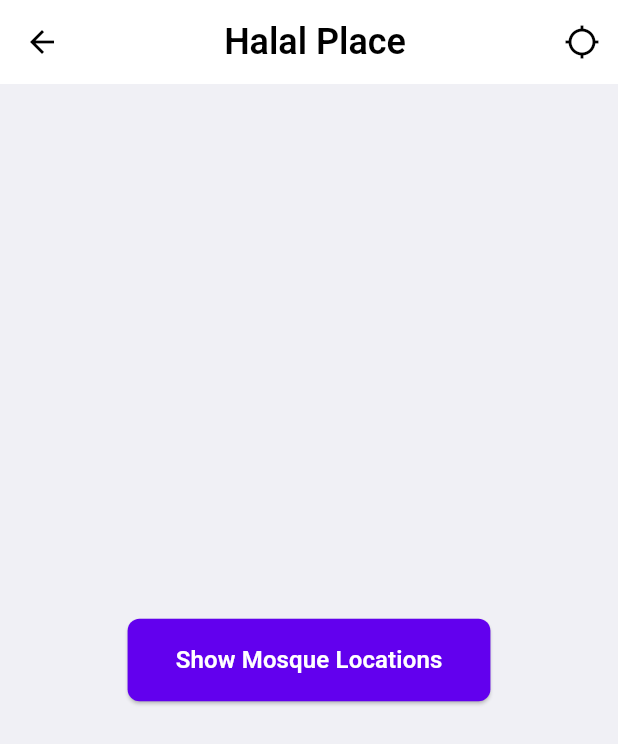
After one commit to moinulislam0/muslim_pro, a Flutter app: the screen it shows after launch, after a tap on "HalalPlace", on a phone screen of 412 x 824 dp. The commit adds this screen. Shown: the top 744 px of the screen. Run offline on Flutter 3.47's test engine with Material 3 defaults, Android fonts, the phone set to English and light mode, and no system bars; our stand-ins replace flutter_svg.

Commit message:
Add HalalPlace screen and integrate into pages
Introduces the HalalPlace feature with a new screen, data model, and UI components for displaying mosque locations. Updates pages.dart to include navigation to the HalalPlace screen via a new button.

```diff
--- /dev/null
+++ b/lib/halal_place/halal_place.dart
@@ -0,0 +1,358 @@
+import 'package:flutter/material.dart';
+import 'package:flutter/services.dart';
+import 'package:flutter_svg/flutter_svg.dart';
+
+// --- Color Constants (Approximated from Image) ---
+class AppColors {
+  // AppBar Background: Darker muted color
+  static const Color appBarBackground = Color(0xFF4A4B55);
+  // AppBar Text/Icon: White or near-white
+  static const Color appBarText = Colors.white;
+  // Main Screen Background: Light grey/off-white
+  static const Color screenBackground = Color(0xFFF0F0F5);
+  // Main Content Card Background: Pure White
+  static const Color cardBackground = Colors.white;
+  // Title Text (Mosque Locations): Dark grey/black
+  static const Color titleText = Color(0xFF333333);
+  // Mosque Name Text: Darker black/purple-ish
+  static const Color mosqueNameText = Color(0xFF3D2B4C);
+  // Location/Distance Icon Color: Muted grey/black
+  static const Color infoIcon = Color(0XFF49545e); // Color(0xFF888888);
+  // Location/Distance Text Color: Slightly lighter than info icon
+  static const Color infoText = Color.fromARGB(255, 51, 61, 70);
+  // Open 24Hours Text/Icon Color: Green
+  static const Color openStatus = Color.fromARGB(255, 50, 161, 120);
+  // Close Now Text/Icon Color: Red
+  static const Color closeStatus = Color(0xFFf63326);
+  // Divider Color: Very light grey
+  static const Color dividerColor = Color(0xFFF4F4F4);
+  // Button Background: A color that fits the theme
+  static const Color buttonBackground = Color(0xFF6200EE);
+}
+
+// --- Data Model (For structure) ---
+class Mosque {
+  final String name;
+  final String location;
+  final String distance;
+  final String status;
+  final bool isClosed;
+
+  Mosque({
+    required this.name,
+    required this.location,
+    required this.distance,
+    required this.status,
+    this.isClosed = false,
+  });
+}
+
+// --- Reusable Widgets ---
+
+/// Custom widget for the icon and text pair (Location, Distance, Status)
+class InfoRowWidget extends StatelessWidget {
+  final String icon;
+  final String text;
+  final Color iconColor;
+  final Color textColor;
+
+  const InfoRowWidget({
+    Key? key,
+    required this.icon,
+    required this.text,
+    required this.iconColor,
+    required this.textColor,
+  }) : super(key: key);
+
+  @override
+  Widget build(BuildContext context) {
+    return Padding(
+      padding: const EdgeInsets.symmetric(vertical: 4.0),
+      child: Row(
+        crossAxisAlignment: CrossAxisAlignment.center,
+        mainAxisAlignment: MainAxisAlignment.spaceAround,
+        children: [
+          SvgPicture.asset(icon, height: 18.0, width: 20, color: iconColor),
+          const SizedBox(width: 12.0),
+          Expanded(
+            child: Text(
+              text,
+              style: TextStyle(
+                fontFamily: 'roboto',
+                fontSize: 15.0, // Approximation
+                color: textColor,
+                fontWeight: FontWeight.w400, // Approximation
+              ),
+            ),
+          ),
+        ],
+      ),
+    );
+  }
+}
+
+/// Widget representing a single Mosque list item
+class MosqueListItem extends StatelessWidget {
+  final Mosque mosque;
+
+  const MosqueListItem({Key? key, required this.mosque}) : super(key: key);
+
+  @override
+  Widget build(BuildContext context) {
+    // Determine status colors
+    final statusIcon = mosque.isClosed
+        ? Icons.access_time_outlined
+        : Icons.access_time;
+    final statusColor = mosque.isClosed
+        ? AppColors.closeStatus
+        : AppColors.openStatus;
+
+    return Padding(
+      padding: const EdgeInsets.symmetric(vertical: 16.0),
+      child: Column(
+        crossAxisAlignment: CrossAxisAlignment.start,
+        children: [
+          // 1. Mosque Name (Title)
+          Text(
+            mosque.name,
+            style: TextStyle(
+              fontSize: 17.0, // Approximation
+              color: Color(0XFF3d4953),
+              fontWeight: FontWeight.w600, // Approximation
+            ),
+          ),
+          const SizedBox(height: 10.0),
+
+          // 2. Location Info
+          InfoRowWidget(
+            icon: 'assets/images/location.svg',
+            text: mosque.location,
+            iconColor: AppColors.infoIcon,
+            textColor: AppColors.infoText,
+          ),
+          const SizedBox(height: 6.0),
+          // 3. Distance Info
+          InfoRowWidget(
+            icon: "assets/images/distance.svg",
+            text: mosque.distance,
+            iconColor: AppColors.infoIcon,
+            textColor: AppColors.infoText,
+          ),
+          const SizedBox(height: 6.0),
+          // 4. Status Info
+          InfoRowWidget(
+            icon: "assets/images/timer_mos.svg",
+            text: mosque.status,
+            iconColor: statusColor,
+            textColor: statusColor,
+          ),
+        ],
+      ),
+    );
+  }
+}
+
+/// Widget for the mosque locations bottom sheet content
+class MosqueLocationsBottomSheet extends StatelessWidget {
+  const MosqueLocationsBottomSheet({super.key});
+
+  @override
+  Widget build(BuildContext context) {
+    // Sample Data based on the image
+    final List<Mosque> mosques = [
+      Mosque(
+        name: 'Baytul Falah Jame Mosque ( বায়তুল ফালাহ্ জামে মসজিদ )',
+        location: 'QC2V+HM4, Dhaka',
+        distance: '100 m',
+        status: 'Open 24Hours',
+      ),
+      Mosque(
+        name: 'Ahmadiyya Mosque, Madartek',
+        location: 'PCXV+MVX, Unnamed Road, Dhaka',
+        distance: '250 m',
+        status: 'Open 24Hours',
+      ),
+      Mosque(
+        name: 'Baytul Jannat Jame Mosque',
+        location: 'PCXR+XW8, Road, Dhaka',
+        distance: '450 m',
+        status: 'Open 24Hours',
+      ),
+      Mosque(
+        name: 'Goran Haji Mosque',
+        location: 'Hazi Mosque, Goran, 425 Chapra Masjid Rd, Dhaka 1219',
+        distance: '1 Km',
+        status: 'Close Now',
+        isClosed: true,
+      ),
+      Mosque(
+        name: 'West Nandi para Al Aqsa Mosque',
+        location:
+            'Banasree Central Mosque, Dhaka 1212, Banasree Central Mosque, Dhaka 1212',
+        distance: '1 Km', // No distance visible for the last one
+        status: 'Close Now',
+        isClosed: true,
+      ),
+    ];
+
+    return Container(
+      height: MediaQuery.of(context).size.height * 0.91,
+      decoration: BoxDecoration(
+        color: AppColors.cardBackground,
+        borderRadius: const BorderRadius.vertical(top: Radius.circular(28.0)),
+      ),
+      child: Padding(
+        padding: const EdgeInsets.symmetric(horizontal: 20.0, vertical: 16.0),
+        child: Column(
+          crossAxisAlignment: CrossAxisAlignment.start,
+          children: [
+            // 1. Header Handle/Indicator (Small grey bar at the top center)
+            Center(
+              child: Container(
+                width: 60.0,
+                height: 4.0,
+                decoration: BoxDecoration(
+                  color: AppColors.dividerColor,
+                  borderRadius: BorderRadius.circular(2.0),
+                ),
+              ),
+            ),
+            const SizedBox(height: 12.0),
+
+            // 2. "Mosque Locations" Title
+            Center(
+              child: Text(
+                'Halal Place',
+                style: TextStyle(
+                  fontSize: 20.0, // Approximation
+                  fontFamily: 'poppins',
+                  color: AppColors.titleText,
+                  fontWeight: FontWeight.w600, // Approximation
+                ),
+              ),
+            ),
+            const SizedBox(height: 10.0),
+
+            // 3. List View of Mosques
+            Expanded(
+              child: ListView.separated(
+                itemCount: mosques.length,
+                itemBuilder: (context, index) {
+                  return MosqueListItem(mosque: mosques[index]);
+                },
+                separatorBuilder: (context, index) {
+                  // Divider present between list items except after the last one
+                  if (index < mosques.length - 1) {
+                    return Divider(
+                      color: Color.fromARGB(255, 233, 233, 233),
+                      height: .2,
+                      // Add small vertical padding around the divider to match visual spacing
+                      thickness: 1.0,
+                    );
+                  }
+                  return const SizedBox.shrink();
+                },
+              ),
+            ),
+          ],
+        ),
+      ),
+    );
+  }
+}
+
+/// Widget for the custom AppBar
+class CustomAppBar extends StatelessWidget implements PreferredSizeWidget {
+  const CustomAppBar({Key? key}) : super(key: key);
+
+  @override
+  Widget build(BuildContext context) {
+    return AppBar(
+      systemOverlayStyle: const SystemUiOverlayStyle(
+        statusBarColor: AppColors.appBarBackground,
+        statusBarIconBrightness: Brightness.light,
+      ),
+      backgroundColor: Colors.white,
+      elevation: 0, // No shadow below the app bar
+      automaticallyImplyLeading: false,
+      title: Center(
+        child: Text(
+          'Halal Place',
+          style: TextStyle(
+            color: Colors.black,
+            fontSize: 24.0, // Approximation
+            fontWeight: FontWeight.w600, // Approximation
+          ),
+        ),
+      ),
+      leading: IconButton(
+        icon: const Icon(Icons.arrow_back, color: Colors.black),
+        onPressed: () {
+          // Action for back button
+        },
+      ),
+      actions: [
+        IconButton(
+          icon: const Icon(Icons.location_searching, color: Colors.black),
+          onPressed: () {
+            // Action for compass/location icon
+          },
+        ),
+      ],
+    );
+  }
+
+  @override
+  Size get preferredSize => const Size.fromHeight(kToolbarHeight);
+}
+
+// --- Main Screen Widget ---
+
+class HalalPlace extends StatefulWidget {
+  const HalalPlace({Key? key}) : super(key: key);
+
+  @override
+  State<HalalPlace> createState() => _HalalPlaceState();
+}
+
+class _HalalPlaceState extends State<HalalPlace> {
+  // Function to show mosque locations in bottom sheet
+  void _showMosqueLocations() {
+    showModalBottomSheet(
+      context: context,
+      isScrollControlled: true,
+      backgroundColor: Colors.transparent,
+      builder: (BuildContext context) {
+        return const MosqueLocationsBottomSheet();
+      },
+    );
+  }
+
+  @override
+  Widget build(BuildContext context) {
+    return Scaffold(
+      backgroundColor: AppColors.screenBackground,
+      appBar: const CustomAppBar(),
+      body: Center(
+        child: ElevatedButton(
+          onPressed: _showMosqueLocations,
+          style: ElevatedButton.styleFrom(
+            backgroundColor: AppColors.buttonBackground,
+            padding: const EdgeInsets.symmetric(horizontal: 32, vertical: 16),
+            shape: RoundedRectangleBorder(
+              borderRadius: BorderRadius.circular(8),
+            ),
+          ),
+          child: const Text(
+            'Show Mosque Locations',
+            style: TextStyle(
+              fontSize: 16,
+              color: Colors.white,
+              fontWeight: FontWeight.w600,
+            ),
+          ),
+        ),
+      ),
+    );
+  }
+}
--- a/lib/pages/pages.dart
+++ b/lib/pages/pages.dart
@@ -1,5 +1,6 @@
 import 'package:flutter/material.dart';
 import 'package:ui_design/99_names/99_names.dart';
+import 'package:ui_design/halal_place/halal_place.dart';
 import 'package:ui_design/jump_button/jump_button.dart';
 import 'package:ui_design/mosque_location/mosque_location.dart';
 import 'package:ui_design/qibla/qibla.dart';
@@ -64,6 +65,15 @@ class _PagesState extends State<Pages> {
             },
             child: Text('Mosque Location'), // Simple widget as child
           ),
+           ElevatedButton(
+            onPressed: () {
+              Navigator.push(
+                context,
+                MaterialPageRoute(builder: (context) => HalalPlace()),
+              );
+            },
+            child: Text('HalalPlace'), // Simple widget as child
+          ),
         ],
       ),
     );
```
Also changed, not shown: 1 other file.
